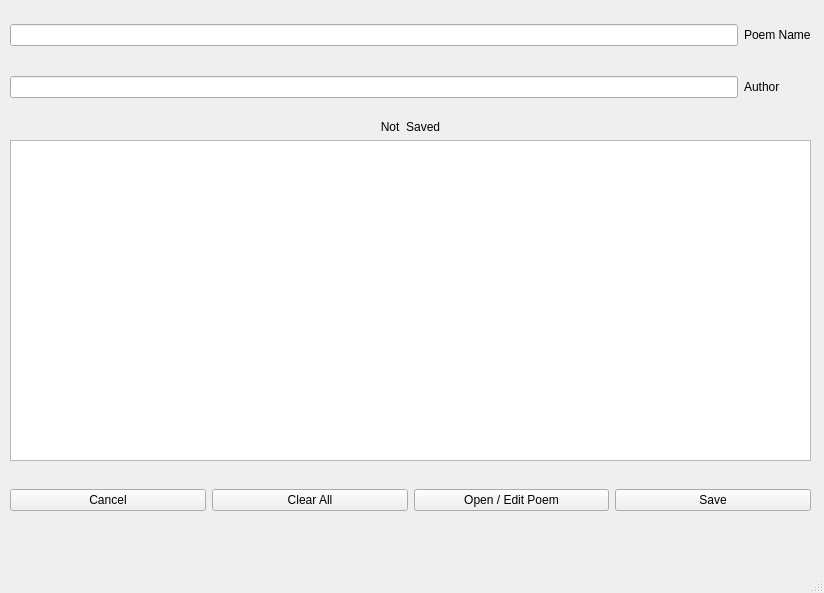
Above: newpoem.ui from thebirdsbeak/poetry_memorizer before the change. Below: the same form after it.
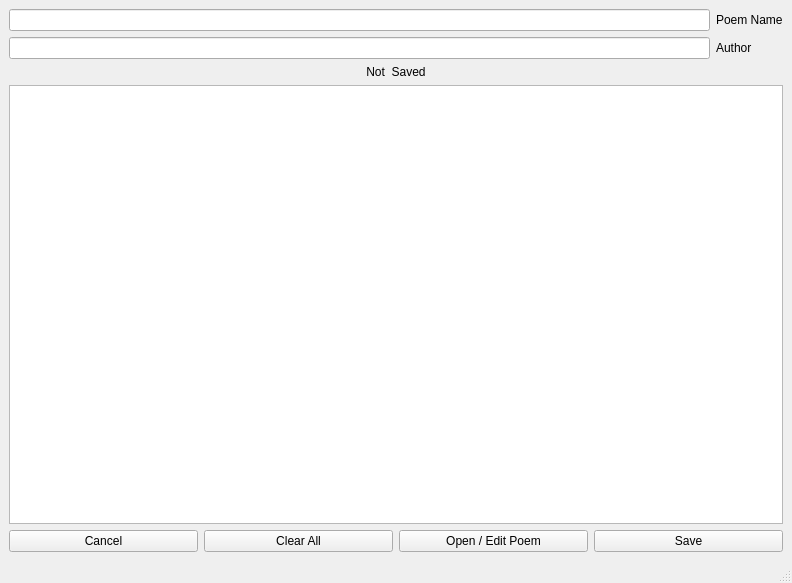
That is the form after the change.

Commit message: added resizing to all windows

```diff
--- a/newpoem.ui
+++ b/newpoem.ui
@@ -6,23 +6,16 @@
    <rect>
     <x>0</x>
     <y>0</y>
-    <width>824</width>
-    <height>593</height>
+    <width>792</width>
+    <height>583</height>
    </rect>
   </property>
   <property name="windowTitle">
    <string>New Poem</string>
   </property>
   <widget class="QWidget" name="centralwidget">
-   <widget class="QWidget" name="gridLayoutWidget">
-    <property name="geometry">
-     <rect>
-      <x>10</x>
-      <y>0</y>
-      <width>801</width>
-      <height>122</height>
-     </rect>
-    </property>
+   <layout class="QGridLayout" name="gridLayout_3">
+    <item row="0" column="0">
     <layout class="QGridLayout" name="gridLayout">
      <item row="1" column="0">
       <widget class="QLineEdit" name="nameInput"/>
@@ -45,16 +38,8 @@
       </widget>
      </item>
     </layout>
-   </widget>
-   <widget class="QWidget" name="gridLayoutWidget_2">
-    <property name="geometry">
-     <rect>
-      <x>10</x>
-      <y>120</y>
-      <width>801</width>
-      <height>341</height>
-     </rect>
-    </property>
+    </item>
+    <item row="1" column="0">
     <layout class="QGridLayout" name="gridLayout_2">
      <item row="1" column="0">
       <widget class="QPlainTextEdit" name="poemInput"/>
@@ -70,16 +55,8 @@
       </widget>
      </item>
     </layout>
-   </widget>
-   <widget class="QWidget" name="horizontalLayoutWidget">
-    <property name="geometry">
-     <rect>
-      <x>10</x>
-      <y>460</y>
-      <width>801</width>
-      <height>80</height>
-     </rect>
-    </property>
+    </item>
+    <item row="2" column="0">
     <layout class="QHBoxLayout" name="horizontalLayout">
      <item>
       <widget class="QPushButton" name="cancelButton">
@@ -110,7 +87,8 @@
       </widget>
      </item>
     </layout>
-   </widget>
+    </item>
+   </layout>
   </widget>
   <widget class="QMenuBar" name="menubar">
    <property name="geometry">
```
Left out of the diff: 4 changed lines with no effect on the pictures. Lines whose indentation alone changed are shown as unchanged. The commit also changes 7 other files.
